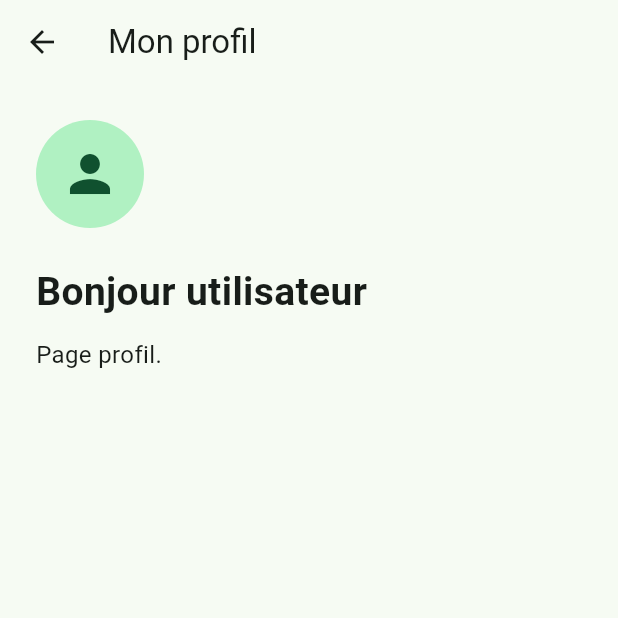
After one commit to sarahtestelin/cesi-zen-mobile, a Flutter app: the ProfileScreen screen opened by its route, on a phone screen of 412 x 824 dp, the top half of it. The commit adds this screen. Run offline on Flutter 3.47's test engine with Material 3 defaults, Android fonts, the phone set to English and light mode, and no system bars; our stand-ins replace cookie_jar, dio, dio_cookie_manager, flutter_secure_storage; accounts and stored records are empty.

Commit message:
add page profil, pseudo in header with login/register

```diff
--- a/lib/app.dart
+++ b/lib/app.dart
@@ -4,6 +4,7 @@ import 'screens/home_screen.dart';
 import 'screens/login_screen.dart';
 import 'screens/register_screen.dart';
 import 'screens/splash_screen.dart';
+import 'screens/profile_screen.dart';
 
 class CesiZenApp extends StatelessWidget {
   const CesiZenApp({super.key});
@@ -23,6 +24,7 @@ class CesiZenApp extends StatelessWidget {
         HomeScreen.routeName: (_) => const HomeScreen(),
         LoginScreen.routeName: (_) => const LoginScreen(),
         RegisterScreen.routeName: (_) => const RegisterScreen(),
+        ProfileScreen.routeName: (_) => const ProfileScreen(),
       },
     );
   }
--- a/lib/screens/login_screen.dart
+++ b/lib/screens/login_screen.dart
@@ -104,7 +104,7 @@ class _LoginScreenState extends State<LoginScreen> {
       if (!mounted) return;
 
       ScaffoldMessenger.of(context).showSnackBar(
-        const SnackBar(content: Text('Une erreur inattendue est survenue')),
+        const SnackBar(content: Text('Une erreur est survenue')),
       );
     } finally {
       if (mounted) {
@@ -136,7 +136,7 @@ class _LoginScreenState extends State<LoginScreen> {
               ),
               const SizedBox(height: 8),
               const Text(
-                'Connectez-vous pour accéder à votre espace CESIZen.',
+                'Connectez-vous pour accéder à votre profil CESIZen.',
                 style: TextStyle(fontSize: 16),
               ),
               const SizedBox(height: 32),
--- /dev/null
+++ b/lib/screens/profile_screen.dart
@@ -0,0 +1,66 @@
+import 'package:flutter/material.dart';
+
+import '../services/token_storage_service.dart';
+
+class ProfileScreen extends StatefulWidget {
+  static const String routeName = '/profile';
+
+  const ProfileScreen({super.key});
+
+  @override
+  State<ProfileScreen> createState() => _ProfileScreenState();
+}
+
+class _ProfileScreenState extends State<ProfileScreen> {
+  final _tokenStorageService = TokenStorageService();
+
+  String? _pseudo;
+  bool _isLoading = true;
+
+  @override
+  void initState() {
+    super.initState();
+    _loadProfile();
+  }
+
+  Future<void> _loadProfile() async {
+    final pseudo = await _tokenStorageService.getPseudoFromToken();
+
+    if (!mounted) return;
+
+    setState(() {
+      _pseudo = pseudo;
+      _isLoading = false;
+    });
+  }
+
+  @override
+  Widget build(BuildContext context) {
+    if (_isLoading) {
+      return const Scaffold(body: Center(child: CircularProgressIndicator()));
+    }
+
+    return Scaffold(
+      appBar: AppBar(title: const Text('Mon profil')),
+      body: Padding(
+        padding: const EdgeInsets.all(24),
+        child: Column(
+          crossAxisAlignment: CrossAxisAlignment.start,
+          children: [
+            const CircleAvatar(radius: 36, child: Icon(Icons.person, size: 40)),
+            const SizedBox(height: 24),
+            Text(
+              'Bonjour ${_pseudo ?? 'utilisateur'}',
+              style: const TextStyle(fontSize: 26, fontWeight: FontWeight.bold),
+            ),
+            const SizedBox(height: 12),
+            const Text(
+              'Page profil.',
+              style: TextStyle(fontSize: 16),
+            ),
+          ],
+        ),
+      ),
+    );
+  }
+}
```
Also changed, not shown: lib/screens/home_screen.dart (+113 -20 lines), lib/services/token_storage_service.dart (+31 -0 lines).
